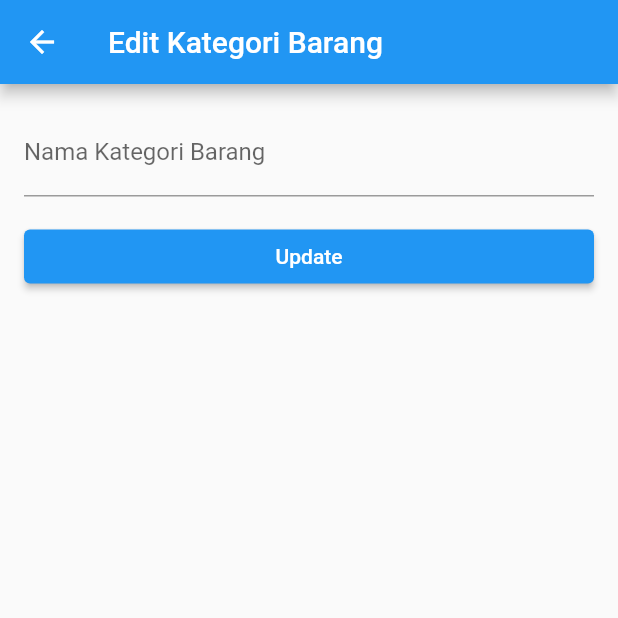
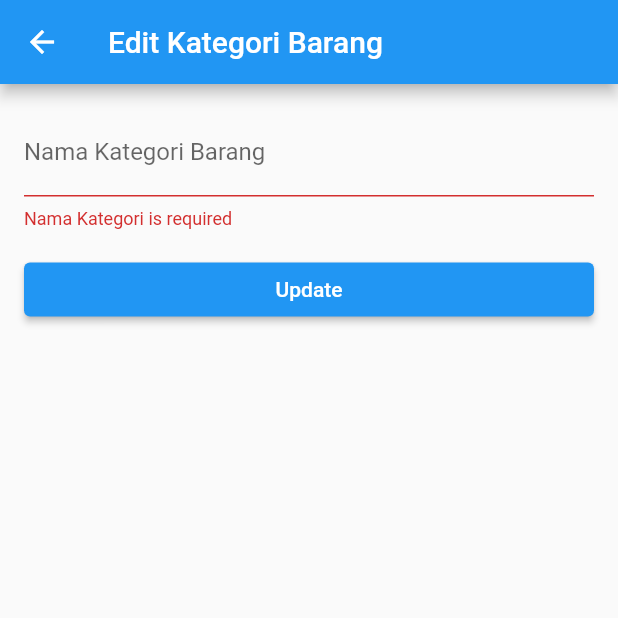
Before and after one commit to abianfikri/exerciseapi_130, a Flutter app: the EditKategoriBarang screen opened directly, after a tap on "Update", on a phone screen of 412 x 824 dp, the top half of it. Run offline on Flutter 3.47's test engine with Material 2 defaults, Android fonts, the phone set to English and light mode, and no system bars; network calls fail.

Commit message:
memanggil dan membuat fungsi updateDataApi

```diff
--- a/lib/view/kategoriBarang/edit_kategori_barang.dart
+++ b/lib/view/kategoriBarang/edit_kategori_barang.dart
@@ -1,18 +1,30 @@
 import 'package:flutter/material.dart';
 import 'package:flutter/src/widgets/container.dart';
 import 'package:flutter/src/widgets/framework.dart';
+import 'package:practice_api/controller/kategori_barang_controller.dart';
+import 'package:practice_api/view/kategoriBarang/kategori_barang.dart';
 
 class EditKategoriBarang extends StatefulWidget {
-  const EditKategoriBarang({super.key});
+  const EditKategoriBarang({super.key, this.id, this.beforeKategoriName});
+
+  // membuat variable id, dan nama kategori barang sebelum di update
+  final int? id;
+  final String? beforeKategoriName;
 
   @override
   State<EditKategoriBarang> createState() => _EditKategoriBarangState();
 }
 
 class _EditKategoriBarangState extends State<EditKategoriBarang> {
+
+  final kategoriController = KategoriBarangController();
+  String? namaKategori;
+
   @override
   Widget build(BuildContext context) {
+
     var formkey = GlobalKey<FormState>();
+
     return Scaffold(
       appBar: AppBar(
         title: const Text('Edit Kategori Barang'),
@@ -28,8 +40,9 @@ class _EditKategoriBarangState extends State<EditKategoriBarang> {
                 labelText: 'Nama Kategori Barang',
               ),
               onChanged: (value) {
-
+                namaKategori = value;
               },
+              initialValue: widget.beforeKategoriName ,
               validator: (value) {
                 if (value == null || value.isEmpty) {
                   return 'Nama Kategori is required';
@@ -39,7 +52,19 @@ class _EditKategoriBarangState extends State<EditKategoriBarang> {
             ),
             const SizedBox(height: 16.0),
             ElevatedButton(
-              onPressed: () {},
+              onPressed: () {
+                if(formkey.currentState!.validate()){
+                  formkey.currentState!.save();
+                  kategoriController.updateDataKategori(widget.id!, namaKategori!);
+
+                  Navigator.pushReplacement(context,
+                  MaterialPageRoute(
+                    builder: (context) => const KategoriBarang()));
+
+                    var snackBar = const SnackBar(content: Text("Data berhasil DiUpdate"));
+                    ScaffoldMessenger.of(context).showSnackBar(snackBar);
+                }
+              },
               child: const Text('Update'),
             ),
           ],
```
